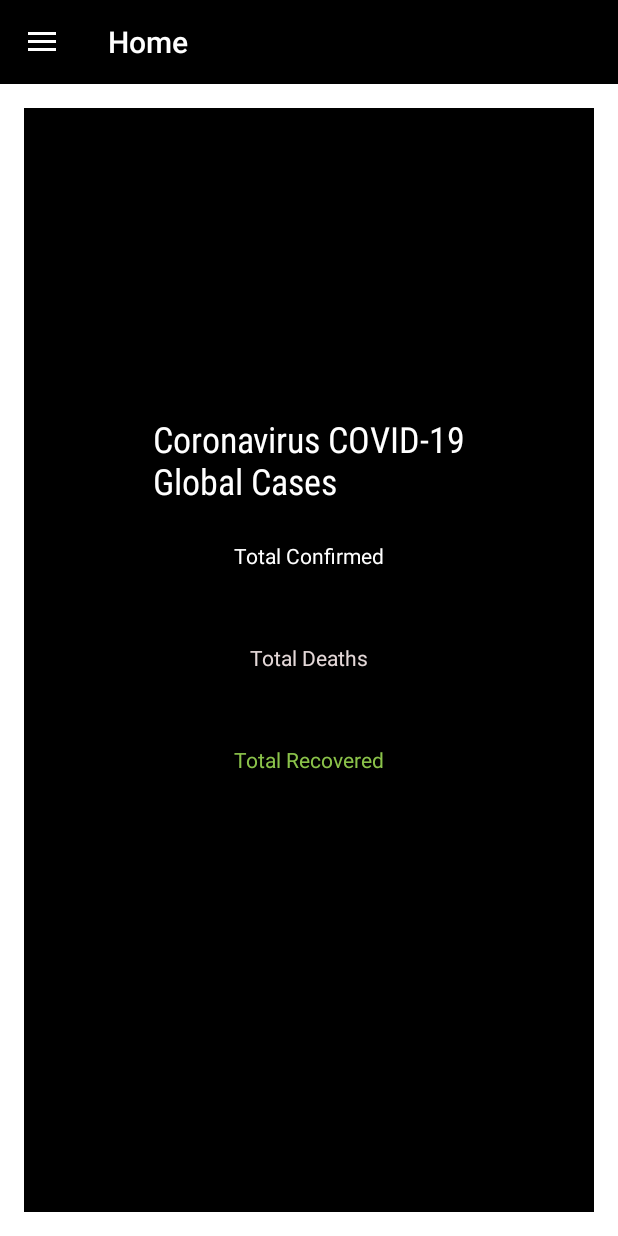
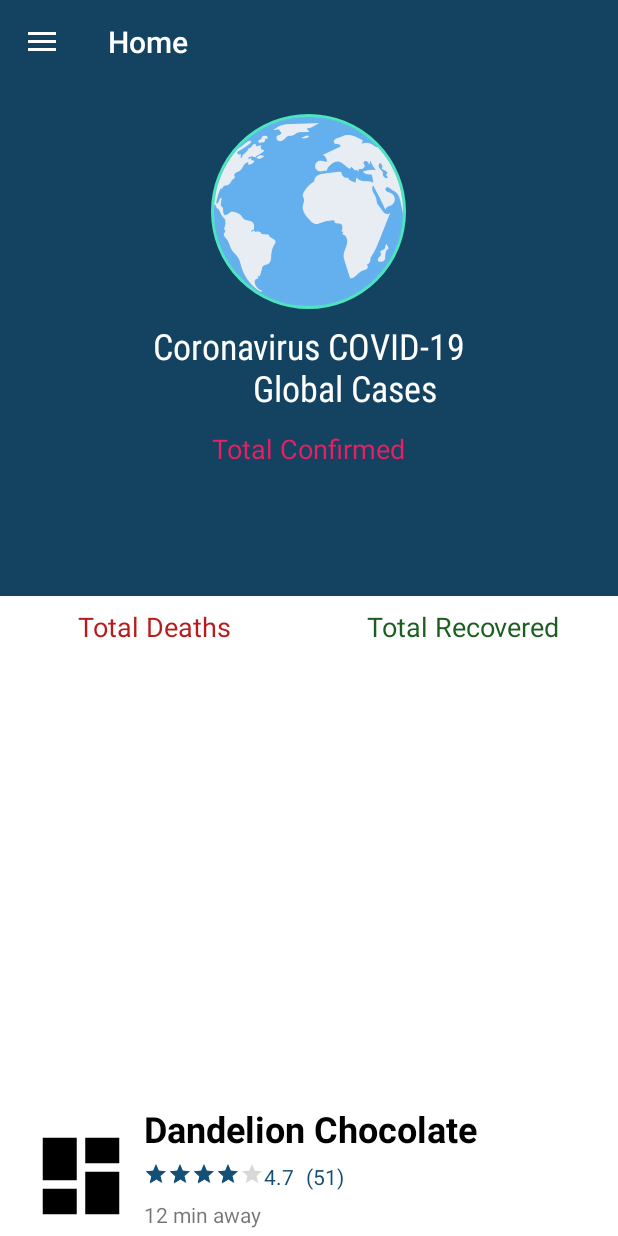
Before and after one commit to promodkumarCM/CovidTracker, an Android app: the screen it shows after launch (MainActivity), on a phone screen of 412 x 824 dp. Run offline under Robolectric (Android 15) with nearby library versions, the phone set to English and light mode, and no system bars; our stand-ins replace Volley; network calls fail.

Commit message:
added new home page design and added bottom sheet in the page Sytle changes

```diff
--- a/app/build.gradle
+++ b/app/build.gradle
@@ -34,6 +34,11 @@ dependencies {
     implementation 'androidx.navigation:navigation-ui:2.0.0'
     implementation 'androidx.lifecycle:lifecycle-extensions:2.0.0'
     implementation 'com.github.bumptech.glide:glide:4.11.0'
+
+    implementation 'com.github.PhilJay:MPAndroidChart:v3.1.0'
+
+
+
     annotationProcessor 'com.github.bumptech.glide:compiler:4.11.0'
     implementation 'com.android.volley:volley:1.1.1'
 }
--- a/app/src/main/java/nl/psdcompany/duonavigationdrawer/example/home/HomeFragment.java
+++ b/app/src/main/java/nl/psdcompany/duonavigationdrawer/example/home/HomeFragment.java
@@ -33,7 +33,7 @@ public class HomeFragment extends Fragment {
     public View onCreateView(@NonNull LayoutInflater inflater,
                              ViewGroup container, Bundle savedInstanceState) {
 
-        View root = inflater.inflate(R.layout.fragment_home, container, false);
+        View root = inflater.inflate(R.layout.fragment_home_new, container, false);
 
         // call view
         tvTotalConfirmed = root.findViewById(R.id.tvTotalConfirmed);
@@ -88,4 +88,7 @@ public class HomeFragment extends Fragment {
 
         queue.add(stringRequest);
     }
+
+
+
 }
--- /dev/null
+++ b/app/src/main/res/drawable/circle_shape.xml
@@ -0,0 +1,7 @@
+<shape xmlns:android="http://schemas.android.com/apk/res/android"
+    android:shape="oval">
+    <solid android:color="@color/colorPrimary"/>
+    <stroke
+        android:width="5dp"
+        android:color="#4FE4C1"/>
+</shape>
--- a/app/src/main/res/layout/activity_main.xml
+++ b/app/src/main/res/layout/activity_main.xml
@@ -26,7 +26,7 @@
             android:id="@+id/toolbar"
             android:layout_width="match_parent"
             android:layout_height="?attr/actionBarSize"
-            android:background="@color/colorPrimary"
+            android:background="@color/colorPrimaryDark"
             android:theme="@style/ThemeOverlay.AppCompat.Dark.ActionBar"
             app:popupTheme="@style/ThemeOverlay.AppCompat.Light"/>
 
@@ -35,7 +35,7 @@
             android:layout_width="match_parent"
             android:layout_height="match_parent"
             android:background="@android:color/white"
-            android:padding="?attr/listPreferredItemPaddingRight"/>
+            />
 
     </LinearLayout>
 
--- /dev/null
+++ b/app/src/main/res/layout/bottom_sheet.xml
@@ -0,0 +1,94 @@
+<?xml version="1.0" encoding="utf-8"?>
+<LinearLayout xmlns:android="http://schemas.android.com/apk/res/android"
+    xmlns:app="http://schemas.android.com/apk/res-auto"
+    xmlns:tools="http://schemas.android.com/tools"
+    android:id="@+id/bottom_sheet"
+    android:layout_width="match_parent"
+    android:layout_height="wrap_content"
+    android:background="#ffffff"
+    android:orientation="vertical"
+    android:padding="12dp"
+    app:behavior_hideable="false"
+    app:behavior_peekHeight="100dp"
+    app:layout_behavior="com.google.android.material.bottomsheet.BottomSheetBehavior">
+
+    <LinearLayout
+        android:layout_width="match_parent"
+        android:layout_height="96dp"
+        android:orientation="horizontal">
+
+        <ImageView
+            android:layout_width="84dp"
+            android:layout_height="match_parent"
+            android:padding="8dp"
+            android:src="@drawable/ic_dashboard_black_24dp" />
+
+        <LinearLayout
+            android:layout_width="0dp"
+            android:layout_height="match_parent"
+            android:layout_weight="5"
+            android:orientation="vertical">
+
+            <TextView
+                android:layout_width="wrap_content"
+                android:layout_height="wrap_content"
+                android:text="Dandelion Chocolate"
+                android:textColor="#000000"
+                android:textSize="24sp"
+                android:textStyle="bold" />
+
+            <LinearLayout
+                android:layout_width="wrap_content"
+                android:layout_height="wrap_content"
+                android:layout_marginTop="6dp"
+                android:orientation="horizontal">
+
+                <androidx.appcompat.widget.AppCompatRatingBar
+                    style="@style/Base.Widget.AppCompat.RatingBar.Small"
+                    android:layout_width="wrap_content"
+                    android:layout_height="wrap_content"
+                    android:numStars="5"
+                    android:rating="4" />
+
+                <TextView
+                    android:layout_width="wrap_content"
+                    android:layout_height="wrap_content"
+                    android:text="4.7"
+                    android:textColor="@color/colorAccent" />
+
+                <TextView
+                    android:layout_width="wrap_content"
+                    android:layout_height="wrap_content"
+                    android:layout_marginLeft="8dp"
+                    android:text="(51)"
+                    android:textColor="@color/colorAccent" />
+
+            </LinearLayout>
+
+            <TextView
+                android:layout_width="wrap_content"
+                android:layout_height="wrap_content"
+                android:layout_marginTop="6dp"
+                android:text="12 min away"
+                 />
+
+        </LinearLayout>
+
+    </LinearLayout>
+
+    <LinearLayout
+        android:background="@color/colorPrimaryDark"
+        android:orientation="vertical"
+        android:layout_width="match_parent"
+        android:layout_height="100dp"/>
+
+
+    <Button
+        android:layout_width="match_parent"
+        android:layout_height="wrap_content"
+        android:layout_marginTop="12dp"
+        android:background="@color/colorAccent"
+        android:text="PROCEED PAYMENT"
+        android:textColor="#fff" />
+
+</LinearLayout>
--- /dev/null
+++ b/app/src/main/res/layout/fragment_home_new.xml
@@ -0,0 +1,180 @@
+<?xml version="1.0" encoding="utf-8"?>
+<androidx.coordinatorlayout.widget.CoordinatorLayout xmlns:android="http://schemas.android.com/apk/res/android"
+    xmlns:tools="http://schemas.android.com/tools"
+    android:layout_width="match_parent"
+    android:layout_height="match_parent"
+    xmlns:app="http://schemas.android.com/apk/res-auto"
+    app:layout_behavior="@string/appbar_scrolling_view_behavior">
+
+    <androidx.swiperefreshlayout.widget.SwipeRefreshLayout xmlns:android="http://schemas.android.com/apk/res/android"
+        android:id="@+id/swipeRefreshHome"
+        android:layout_width="match_parent"
+        android:layout_height="match_parent">
+
+        <LinearLayout xmlns:android="http://schemas.android.com/apk/res/android"
+            android:layout_width="match_parent"
+            android:layout_height="match_parent"
+            android:orientation="vertical">
+
+            <RelativeLayout
+                android:layout_width="match_parent"
+                android:layout_height="0dp"
+                android:layout_weight="0.8"
+                android:background="@color/colorPrimaryDark">
+
+                <RelativeLayout
+                    android:id="@+id/globe"
+                    android:layout_width="130dp"
+                    android:layout_height="130dp"
+                    android:layout_centerHorizontal="true"
+                    android:layout_gravity="center_horizontal"
+                    android:layout_marginTop="20dp"
+                    android:background="@drawable/circle_shape">
+
+                    <ImageView
+                        android:layout_width="wrap_content"
+                        android:layout_height="wrap_content"
+                        android:layout_margin="2dp"
+                        android:src="@drawable/ic_world" />
+
+                    <ProgressBar
+                        android:id="@+id/progress_circular_home"
+                        android:layout_width="wrap_content"
+                        android:layout_height="wrap_content"
+                        android:layout_centerInParent="true"
+                        android:indeterminate="true" />
+
+                </RelativeLayout>
+
+                <TextView
+                    android:id="@+id/tvTitle"
+                    android:layout_width="wrap_content"
+                    android:layout_height="wrap_content"
+                    android:layout_below="@+id/globe"
+                    android:layout_centerInParent="true"
+                    android:layout_marginTop="8dp"
+                    android:fontFamily="sans-serif-condensed"
+                    android:text="Coronavirus COVID-19\n\t\t\t\t\tGlobal Cases"
+                    android:textAlignment="center"
+                    android:textColor="#fff"
+                    android:textSize="24sp" />
+
+
+                <TextView
+                    android:id="@+id/tvLabelTotalConfirmed"
+                    style="@style/LabelFontStyle"
+                    android:layout_marginTop="12dp"
+                    android:layout_below="@+id/tvTitle"
+                    android:layout_centerHorizontal="true"
+                    android:layout_width="wrap_content"
+                    android:layout_height="wrap_content"
+                    android:text="Total Confirmed"
+                    android:textColor="@color/colorTotalConfirmed" />
+
+                <TextView
+                    android:id="@+id/tvTotalConfirmed"
+                    style="@style/TotalFontStyle"
+                    android:layout_below="@+id/tvLabelTotalConfirmed"
+                    android:layout_centerHorizontal="true"
+                    android:layout_width="wrap_content"
+                    android:layout_height="wrap_content"
+                    android:textColor="@color/colorTotalConfirmed"
+                    tools:text="162387" />
+
+
+            </RelativeLayout>
+
+
+            <LinearLayout
+                android:layout_width="match_parent"
+                android:layout_height="0dp"
+                android:layout_weight="1"
+                android:orientation="vertical">
+
+
+
+                <LinearLayout
+                    android:layout_width="match_parent"
+                    android:layout_height="wrap_content"
+                    android:orientation="horizontal">
+
+                    <LinearLayout
+                        android:layout_width="0dp"
+                        android:layout_height="wrap_content"
+                        android:layout_marginTop="8dp"
+                        android:layout_weight="1"
+                        android:gravity="center"
+                        android:orientation="vertical">
+
+                        <TextView
+                            android:id="@+id/tvLabelTotalDeaths"
+                            style="@style/LabelFontStyle"
+                            android:layout_width="wrap_content"
+                            android:layout_height="wrap_content"
+                            android:text="Total Deaths"
+                            android:textColor="@color/colorTotalDeaths" />
+
+                        <TextView
+                            android:id="@+id/tvTotalDeaths"
+                            style="@style/TotalFontStyle"
+                            android:layout_width="wrap_content"
+                            android:layout_height="wrap_content"
+                            android:textColor="@color/colorTotalDeaths"
+                            tools:text="75648" />
+
+                    </LinearLayout>
+
+                    <LinearLayout
+                        android:layout_width="0dp"
+                        android:layout_height="wrap_content"
+                        android:layout_marginTop="8dp"
+                        android:layout_weight="1"
+                        android:gravity="center"
+                        android:orientation="vertical">
+
+                        <TextView
+                            android:id="@+id/tvLabelTotalRecovered"
+                            style="@style/LabelFontStyle"
+                            android:layout_width="wrap_content"
+                            android:layout_height="wrap_content"
+                            android:text="Total Recovered"
+                            android:textColor="@color/colorTotalRecovered" />
+
+                        <TextView
+                            android:id="@+id/tvTotalRecovered"
+                            style="@style/TotalFontStyle"
+                            android:layout_width="wrap_content"
+                            android:layout_height="wrap_content"
+                            android:textColor="@color/colorTotalRecovered"
+                            tools:text="75938" />
+
+                    </LinearLayout>
+
+
+                </LinearLayout>
+
+                <TextView
+                    android:id="@+id/tvLastUpdated"
+                    style="@style/LabelFontStyle"
+                    android:layout_width="wrap_content"
+                    android:layout_height="wrap_content"
+                    android:layout_centerHorizontal="true"
+                    android:textAlignment="center"
+                    android:textColor="#fff"
+                    tools:text="Last Updated  Mon, 23 Mar 2020 1:20:30 PM" />
+
+
+            </LinearLayout>
+
+
+        </LinearLayout>
+
+    </androidx.swiperefreshlayout.widget.SwipeRefreshLayout>
+
+
+
+
+    <include layout="@layout/bottom_sheet" />
+
+
+</androidx.coordinatorlayout.widget.CoordinatorLayout>
--- a/app/src/main/res/values/colors.xml
+++ b/app/src/main/res/values/colors.xml
@@ -2,11 +2,11 @@
 <resources>
 
 
-    <color name="colorPrimary">#000000</color>
-    <color name="colorPrimaryDark">#686666</color>
-    <color name="colorAccent">#10DDE4</color>
+    <color name="colorPrimary">#041420</color>
+    <color name="colorPrimaryDark">#134360</color>
+    <color name="colorAccent">#134F76</color>
 
     <color name="colorTotalConfirmed">#E91E63</color>
-    <color name="colorTotalDeaths">#E4D8D8</color>
-    <color name="colorTotalRecovered">#8BC34A</color>
+    <color name="colorTotalDeaths">#B71C1C</color>
+    <color name="colorTotalRecovered">#1B5E20</color>
 </resources>
--- a/app/src/main/res/values/styles.xml
+++ b/app/src/main/res/values/styles.xml
@@ -24,12 +24,12 @@
 
 <style name="LabelFontStyle" >
     <item name="fontFamily">sans-serif-medium/</item>
-    <item name="android:textSize">14sp</item>
+    <item name="android:textSize">18sp</item>
 </style>
 
 <style name="TotalFontStyle" >
     <item name="fontFamily">sans-serif-condensed</item>
-    <item name="android:textSize">36sp</item>
+    <item name="android:textSize">44sp</item>
 </style>
 
 
--- a/build.gradle
+++ b/build.gradle
@@ -6,6 +6,8 @@ buildscript {
         maven {
             url 'https://maven.google.com/'
             name 'Google'
+            maven { url 'https://jitpack.io' }
+
         }
         google()
     }
@@ -22,6 +24,7 @@ allprojects {
         maven {
             url 'https://maven.google.com/'
             name 'Google'
+            maven { url 'https://jitpack.io' }
         }
     }
 }
```
Also changed, not shown: app/src/main/res/drawable-hdpi/ic_world.png (added), app/src/main/res/drawable-mdpi/ic_world.png (added), app/src/main/res/drawable-xhdpi/ic_world.png (added), app/src/main/res/drawable-xxhdpi/ic_world.png (added), app/src/main/res/drawable-xxxhdpi/ic_world.png (added).
